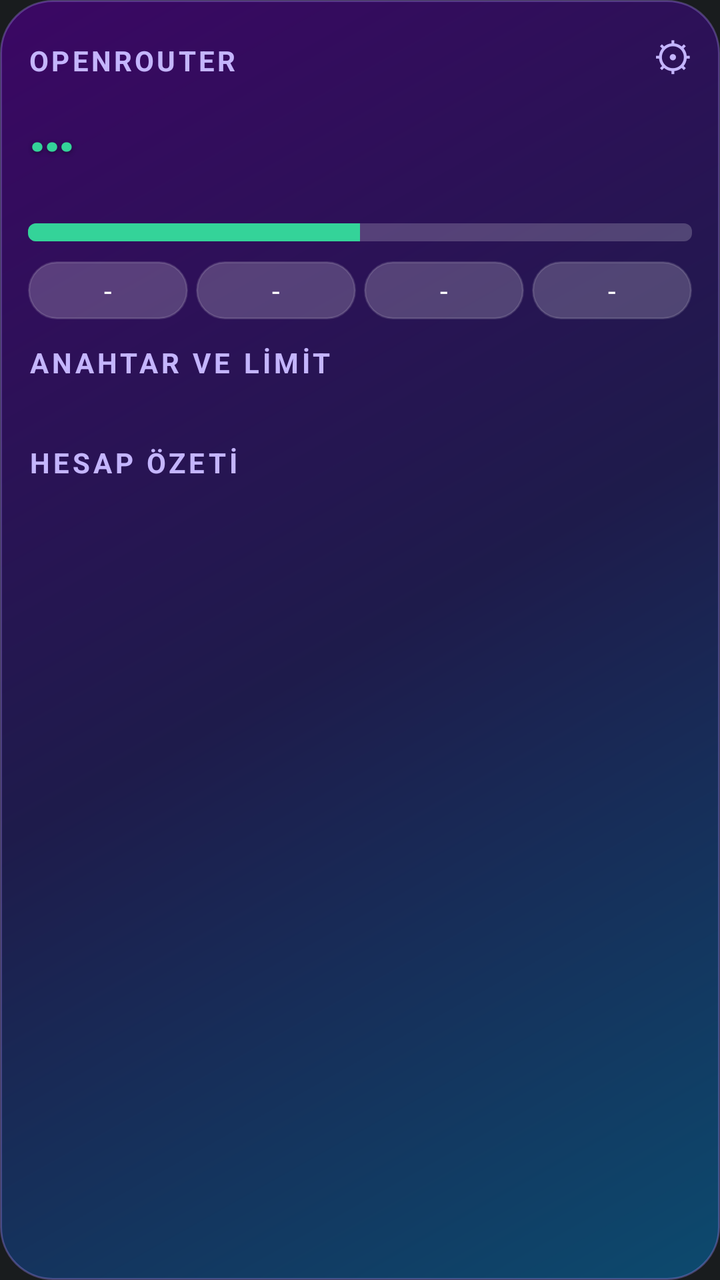
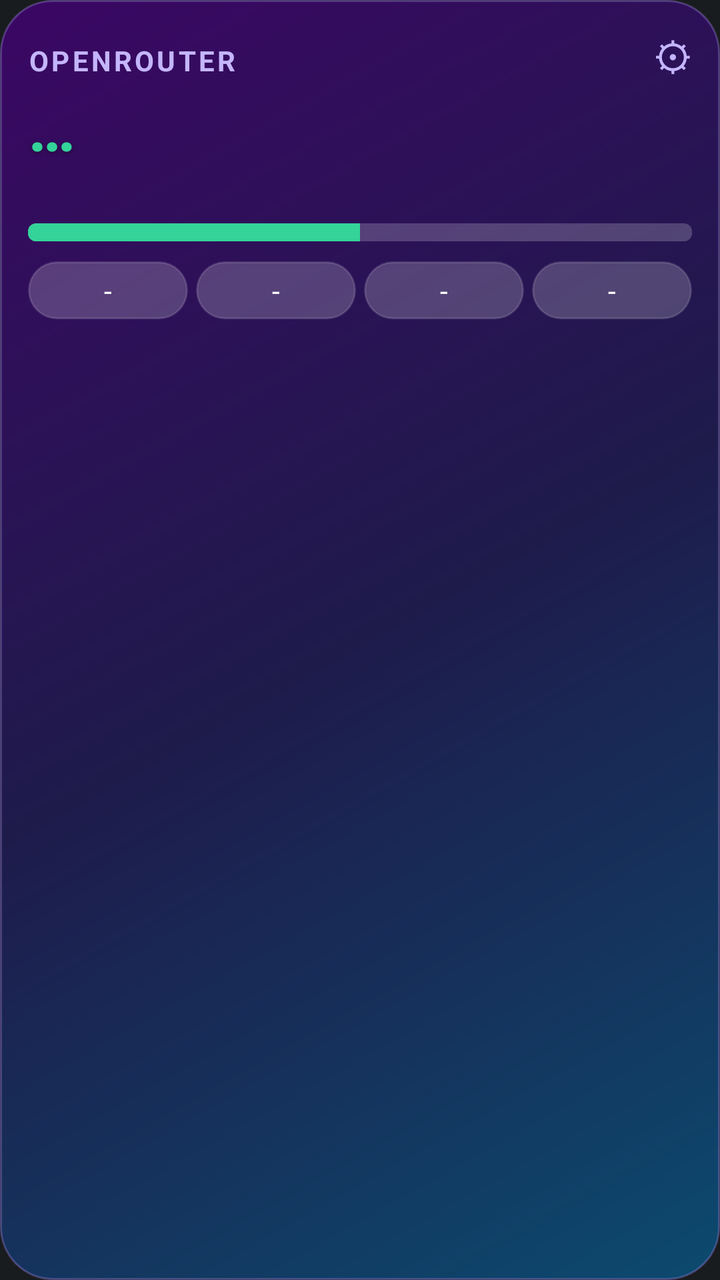

An Android layout rendered at two revisions. The XML below is the earlier revision; the diff shows what the commit changed to produce the second picture.
<!-- AndroidManifest.xml: application theme android:Theme.DeviceDefault.NoActionBar -->
<!-- res/layout/widget.xml -->
<?xml version="1.0" encoding="utf-8"?>
<LinearLayout xmlns:android="http://schemas.android.com/apk/res/android"
    android:id="@+id/root"
    android:layout_width="match_parent"
    android:layout_height="match_parent"
    android:orientation="vertical"
    android:padding="14dp"
    android:background="@drawable/bg_aurora">

    <LinearLayout
        android:layout_width="match_parent"
        android:layout_height="wrap_content"
        android:orientation="horizontal">
        <TextView
            android:id="@+id/title"
            android:layout_width="0dp"
            android:layout_height="wrap_content"
            android:layout_weight="1"
            android:text="OPENROUTER"
            android:textColor="#C4B5FD"
            android:textSize="14sp"
            android:textStyle="bold"
            android:letterSpacing="0.1" />
        <TextView
            android:id="@+id/settings"
            android:layout_width="wrap_content"
            android:layout_height="wrap_content"
            android:text="⚙"
            android:textColor="#C4B5FD"
            android:textSize="20sp" />
    </LinearLayout>

    <TextView
        android:id="@+id/balance"
        android:layout_width="match_parent"
        android:layout_height="wrap_content"
        android:text="…"
        android:textColor="#34D399"
        android:textSize="32sp"
        android:textStyle="bold"
        android:shadowColor="#66000000"
        android:shadowDx="0"
        android:shadowDy="2"
        android:shadowRadius="6" />

    <TextView
        android:id="@+id/balance_mono"
        android:layout_width="match_parent"
        android:layout_height="wrap_content"
        android:visibility="gone"
        android:fontFamily="monospace"
        android:text="…"
        android:textColor="#00F0FF"
        android:textSize="32sp"
        android:textStyle="bold"
        android:shadowColor="#AA00F0FF"
        android:shadowDx="0"
        android:shadowDy="0"
        android:shadowRadius="14" />

    <TextView
        android:id="@+id/caption"
        android:layout_width="match_parent"
        android:layout_height="wrap_content"
        android:text=""
        android:textColor="#E0E7FF"
        android:textSize="14sp" />

    <ProgressBar
        android:id="@+id/bar"
        style="?android:attr/progressBarStyleHorizontal"
        android:layout_width="match_parent"
        android:layout_height="9dp"
        android:layout_marginTop="8dp"
        android:max="1000"
        android:progress="500"
        android:progressDrawable="@drawable/bar_bg" />

    <LinearLayout
        android:id="@+id/chips"
        android:layout_width="match_parent"
        android:layout_height="wrap_content"
        android:layout_marginTop="10dp"
        android:orientation="horizontal">
        <TextView android:id="@+id/chip_saat" android:layout_width="0dp" android:layout_height="wrap_content" android:layout_weight="1"
            android:background="@drawable/chip_bg" android:padding="5dp" android:gravity="center" android:text="-" android:textColor="#FFFFFF" android:textSize="14sp" />
        <TextView android:id="@+id/chip_gun" android:layout_width="0dp" android:layout_height="wrap_content" android:layout_weight="1"
            android:layout_marginLeft="4dp" android:background="@drawable/chip_bg" android:padding="5dp" android:gravity="center" android:text="-" android:textColor="#FFFFFF" android:textSize="14sp" />
        <TextView android:id="@+id/chip_hafta" android:layout_width="0dp" android:layout_height="wrap_content" android:layout_weight="1"
            android:layout_marginLeft="4dp" android:background="@drawable/chip_bg" android:padding="5dp" android:gravity="center" android:text="-" android:textColor="#FFFFFF" android:textSize="14sp" />
        <TextView android:id="@+id/chip_ay" android:layout_width="0dp" android:layout_height="wrap_content" android:layout_weight="1"
            android:layout_marginLeft="4dp" android:background="@drawable/chip_bg" android:padding="5dp" android:gravity="center" android:text="-" android:textColor="#FFFFFF" android:textSize="14sp" />
    </LinearLayout>

    <TextView android:id="@+id/sec_hiz" android:visibility="gone" android:layout_width="match_parent" android:layout_height="wrap_content"
        android:layout_marginTop="12dp" android:text="HARCAMA HIZI" android:textColor="#C4B5FD" android:textSize="14sp" android:textStyle="bold" android:letterSpacing="0.12" />
    <TextView android:id="@+id/hiz" android:visibility="gone" android:layout_width="match_parent" android:layout_height="wrap_content"
        android:text="" android:textColor="#E0E7FF" android:textSize="14sp" />
    <TextView android:id="@+id/spark" android:visibility="gone" android:layout_width="match_parent" android:layout_height="wrap_content"
        android:layout_marginTop="2dp" android:text="" android:textColor="#34D399" android:textSize="15sp" android:fontFamily="monospace" />

    <TextView android:id="@+id/sec_model" android:visibility="gone" android:layout_width="match_parent" android:layout_height="wrap_content"
        android:layout_marginTop="12dp" android:text="AKTİF MODEL (HERMES)" android:textColor="#C4B5FD" android:textSize="14sp" android:textStyle="bold" android:letterSpacing="0.12" />
    <TextView android:id="@+id/model" android:visibility="gone" android:layout_width="match_parent" android:layout_height="wrap_content"
        android:text="" android:textColor="#E0E7FF" android:textSize="14sp" />

    <TextView android:id="@+id/sec_act" android:visibility="gone" android:layout_width="match_parent" android:layout_height="wrap_content"
        android:layout_marginTop="12dp" android:text="EN ÇOK KULLANILAN MODELLER" android:textColor="#C4B5FD" android:textSize="14sp" android:textStyle="bold" android:letterSpacing="0.12" />
    <TextView android:id="@+id/act" android:visibility="gone" android:layout_width="match_parent" android:layout_height="wrap_content"
        android:text="" android:textColor="#E0E7FF" android:textSize="14sp" />

    <TextView android:id="@+id/sec_anahtar" android:layout_width="match_parent" android:layout_height="wrap_content"
        android:layout_marginTop="12dp" android:text="ANAHTAR VE LİMİT" android:textColor="#C4B5FD" android:textSize="14sp" android:textStyle="bold" android:letterSpacing="0.12" />
    <TextView android:id="@+id/anahtar" android:layout_width="match_parent" android:layout_height="wrap_content"
        android:text="" android:textColor="#E0E7FF" android:textSize="14sp" />

    <TextView android:id="@+id/sec_hesap" android:layout_width="match_parent" android:layout_height="wrap_content"
        android:layout_marginTop="12dp" android:text="HESAP ÖZETİ" android:textColor="#C4B5FD" android:textSize="14sp" android:textStyle="bold" android:letterSpacing="0.12" />
    <TextView android:id="@+id/hesap" android:layout_width="match_parent" android:layout_height="wrap_content"
        android:text="" android:textColor="#E0E7FF" android:textSize="14sp" />

    <TextView
        android:id="@+id/updated"
        android:layout_width="match_parent"
        android:layout_height="wrap_content"
        android:layout_marginTop="10dp"
        android:text=""
        android:textColor="#A5B4FC"
        android:textSize="14sp" />
</LinearLayout>
<!-- resources referenced by this layout -->
<resources>
  <!-- drawable bar_bg (drawable) -->
  <?xml version="1.0" encoding="utf-8"?>
  <layer-list xmlns:android="http://schemas.android.com/apk/res/android">
      <item android:id="@android:id/background">
          <shape android:shape="rectangle">
              <solid android:color="#33FFFFFF" />
              <corners android:radius="4dp" />
          </shape>
      </item>
      <item android:id="@android:id/progress">
          <clip>
              <shape android:shape="rectangle">
                  <solid android:color="#34D399" />
                  <corners android:radius="4dp" />
              </shape>
          </clip>
      </item>
  </layer-list>
  <!-- drawable bg_aurora (drawable) -->
  <?xml version="1.0" encoding="utf-8"?>
  <shape xmlns:android="http://schemas.android.com/apk/res/android" android:shape="rectangle">
      <gradient android:angle="315" android:startColor="#3B0764" android:centerColor="#1E1B4B" android:endColor="#0C4A6E" android:type="linear" />
      <corners android:radius="26dp" />
      <stroke android:width="1dp" android:color="#55A78BFA" />
  </shape>
  <!-- drawable chip_bg (drawable) -->
  <?xml version="1.0" encoding="utf-8"?>
  <shape xmlns:android="http://schemas.android.com/apk/res/android" android:shape="rectangle">
      <solid android:color="#33FFFFFF" />
      <corners android:radius="14dp" />
      <stroke android:width="1dp" android:color="#22FFFFFF" />
  </shape>
</resources>

<!-- the commit's change to res/layout/widget.xml (unified diff, before → after) -->
@@ -109,14 +109,14 @@
     <TextView android:id="@+id/act" android:visibility="gone" android:layout_width="match_parent" android:layout_height="wrap_content"
         android:text="" android:textColor="#E0E7FF" android:textSize="14sp" />
 
-    <TextView android:id="@+id/sec_anahtar" android:layout_width="match_parent" android:layout_height="wrap_content"
+    <TextView android:id="@+id/sec_anahtar" android:visibility="gone" android:layout_width="match_parent" android:layout_height="wrap_content"
         android:layout_marginTop="12dp" android:text="ANAHTAR VE LİMİT" android:textColor="#C4B5FD" android:textSize="14sp" android:textStyle="bold" android:letterSpacing="0.12" />
-    <TextView android:id="@+id/anahtar" android:layout_width="match_parent" android:layout_height="wrap_content"
+    <TextView android:id="@+id/anahtar" android:visibility="gone" android:layout_width="match_parent" android:layout_height="wrap_content"
         android:text="" android:textColor="#E0E7FF" android:textSize="14sp" />
 
-    <TextView android:id="@+id/sec_hesap" android:layout_width="match_parent" android:layout_height="wrap_content"
+    <TextView android:id="@+id/sec_hesap" android:visibility="gone" android:layout_width="match_parent" android:layout_height="wrap_content"
         android:layout_marginTop="12dp" android:text="HESAP ÖZETİ" android:textColor="#C4B5FD" android:textSize="14sp" android:textStyle="bold" android:letterSpacing="0.12" />
-    <TextView android:id="@+id/hesap" android:layout_width="match_parent" android:layout_height="wrap_content"
+    <TextView android:id="@+id/hesap" android:visibility="gone" android:layout_width="match_parent" android:layout_height="wrap_content"
         android:text="" android:textColor="#E0E7FF" android:textSize="14sp" />
 
     <TextView
